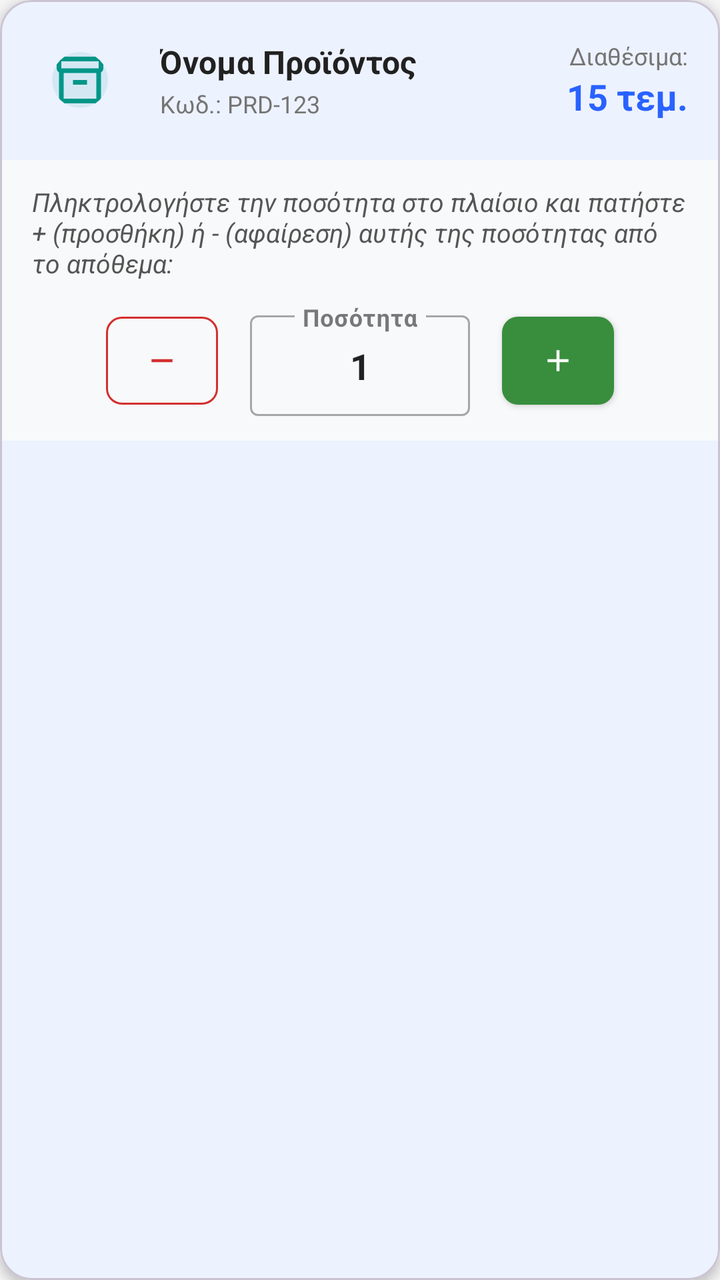
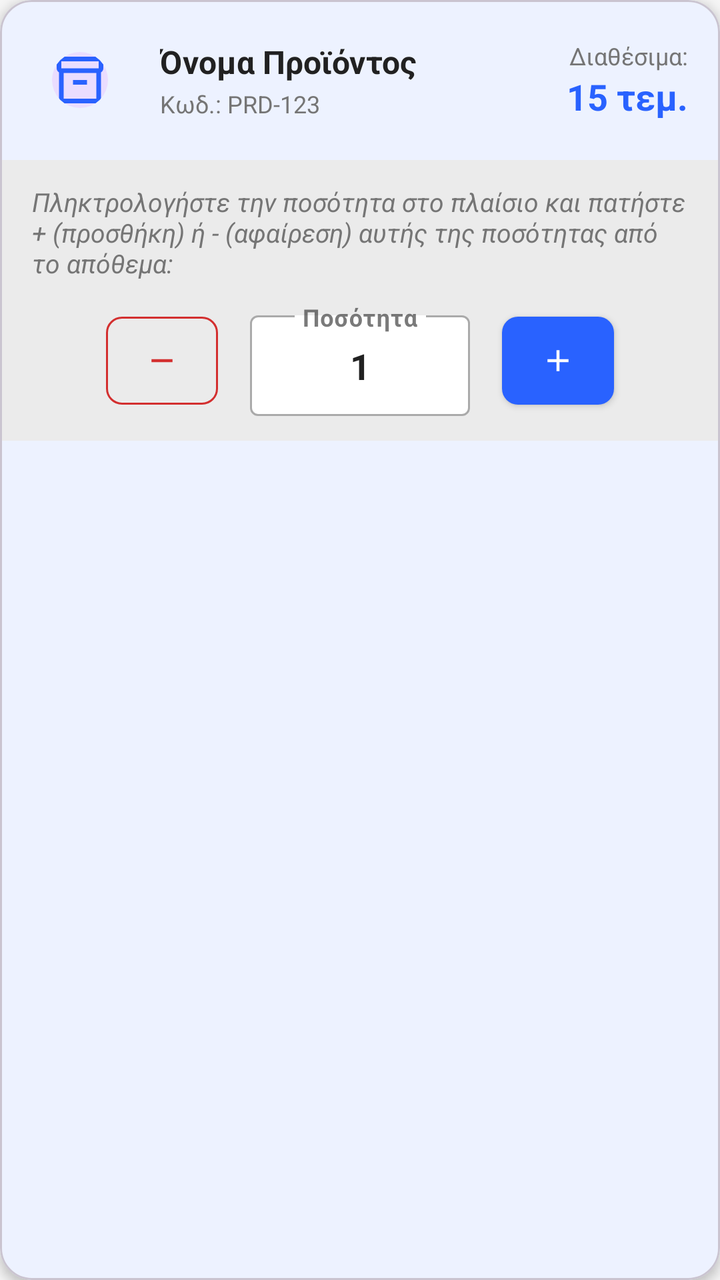

An Android layout rendered at two revisions. The XML below is the earlier revision; the diff shows what the commit changed to produce the second picture.
<!-- AndroidManifest.xml: application theme Theme.Team21 -->
<!-- res/layout/item_product_quantity.xml -->
<?xml version="1.0" encoding="utf-8"?>
<com.google.android.material.card.MaterialCardView
    xmlns:android="http://schemas.android.com/apk/res/android"
    xmlns:app="http://schemas.android.com/apk/res-auto"
    android:layout_width="match_parent"
    android:layout_height="wrap_content"
    android:layout_marginHorizontal="16dp"
    android:layout_marginVertical="8dp"
    app:cardBackgroundColor="?attr/colorSurface"
    app:cardCornerRadius="16dp"
    app:cardElevation="3dp">

    <LinearLayout
        android:layout_width="match_parent"
        android:layout_height="wrap_content"
        android:orientation="vertical">

        
        <LinearLayout
            android:layout_width="match_parent"
            android:layout_height="wrap_content"
            android:gravity="center_vertical"
            android:orientation="horizontal"
            android:padding="16dp">

            <com.google.android.material.imageview.ShapeableImageView
                android:layout_width="48dp"
                android:layout_height="48dp"
                android:background="#1A009688"
                android:padding="10dp"
                android:src="@drawable/ic_inventory"
                app:shapeAppearanceOverlay="@style/CircleImage"
                app:tint="#009688" />

            <LinearLayout
                android:layout_width="0dp"
                android:layout_height="wrap_content"
                android:layout_marginStart="16dp"
                android:layout_weight="1"
                android:orientation="vertical">

                <TextView
                    android:id="@+id/txtProductName"
                    android:layout_width="wrap_content"
                    android:layout_height="wrap_content"
                    android:text="Όνομα Προϊόντος"
                    android:textColor="?attr/colorOnSurface"
                    android:textSize="16sp"
                    android:textStyle="bold" />

                <TextView
                    android:id="@+id/txtProductCode"
                    android:layout_width="wrap_content"
                    android:layout_height="wrap_content"
                    android:layout_marginTop="2dp"
                    android:text="Κωδ.: PRD-123"
                    android:textColor="?attr/colorOnSurfaceVariant"
                    android:textSize="12sp" />
            </LinearLayout>

            <LinearLayout
                android:layout_width="wrap_content"
                android:layout_height="wrap_content"
                android:gravity="end"
                android:orientation="vertical">

                <TextView
                    android:layout_width="wrap_content"
                    android:layout_height="wrap_content"
                    android:text="Διαθέσιμα:"
                    android:textColor="?attr/colorOnSurfaceVariant"
                    android:textSize="12sp" />

                <TextView
                    android:id="@+id/txtCurrentStock"
                    android:layout_width="wrap_content"
                    android:layout_height="wrap_content"
                    android:text="15 τεμ."
                    android:textColor="?attr/colorPrimary"
                    android:textSize="18sp"
                    android:textStyle="bold" />
            </LinearLayout>
        </LinearLayout>

        
        <LinearLayout
            android:layout_width="match_parent"
            android:layout_height="wrap_content"
            android:background="#F8F9FA"
            android:orientation="vertical"
            android:paddingHorizontal="16dp"
            android:paddingVertical="12dp">

            
            <TextView
                android:layout_width="match_parent"
                android:layout_height="wrap_content"
                android:layout_marginBottom="12dp"
                android:text="Πληκτρολογήστε την ποσότητα στο πλαίσιο και πατήστε + (προσθήκη) ή - (αφαίρεση) αυτής της ποσότητας από το απόθεμα:"
                android:textColor="#555555"
                android:textSize="13sp"
                android:textStyle="italic" />

            <LinearLayout
                android:layout_width="match_parent"
                android:layout_height="wrap_content"
                android:gravity="center"
                android:orientation="horizontal">

                
                <com.google.android.material.button.MaterialButton
                    android:id="@+id/btnApplyRemove"
                    style="@style/Widget.MaterialComponents.Button.OutlinedButton"
                    android:layout_width="56dp"
                    android:layout_height="56dp"
                    app:icon="@drawable/ic_remove"
                    app:iconPadding="0dp"
                    app:iconGravity="textStart"
                    app:iconTint="#D32F2F"
                    app:strokeColor="#D32F2F"
                    app:cornerRadius="8dp" />

                
                <com.google.android.material.textfield.TextInputLayout
                    style="@style/Widget.MaterialComponents.TextInputLayout.OutlinedBox.Dense"
                    android:layout_width="110dp"
                    android:layout_height="wrap_content"
                    android:layout_marginHorizontal="16dp"
                    android:hint="Ποσότητα">

                    <com.google.android.material.textfield.TextInputEditText
                        android:id="@+id/edtChangeAmount"
                        android:layout_width="match_parent"
                        android:layout_height="wrap_content"
                        android:gravity="center"
                        android:inputType="number"
                        android:text="1"
                        android:textColor="?attr/colorOnSurface"
                        android:textSize="18sp"
                        android:textStyle="bold" />
                </com.google.android.material.textfield.TextInputLayout>

                
                <com.google.android.material.button.MaterialButton
                    android:id="@+id/btnApplyAdd"
                    style="@style/Widget.MaterialComponents.Button"
                    android:layout_width="56dp"
                    android:layout_height="56dp"
                    app:icon="@drawable/ic_add"
                    app:iconPadding="0dp"
                    app:iconGravity="textStart"
                    app:backgroundTint="#388E3C"
                    app:cornerRadius="8dp" />
            </LinearLayout>
        </LinearLayout>
    </LinearLayout>
</com.google.android.material.card.MaterialCardView>
<!-- resources referenced by this layout -->
<resources>
  <!-- drawable ic_add (drawable) -->
  <vector xmlns:android="http://schemas.android.com/apk/res/android"
      android:width="24dp"
      android:height="24dp"
      android:viewportWidth="960"
      android:viewportHeight="960"
      android:tint="?attr/colorControlNormal">
    <path
        android:fillColor="@android:color/white"
        android:pathData="M440,520L200,520L200,440L440,440L440,200L520,200L520,440L760,440L760,520L520,520L520,760L440,760L440,520Z"/>
  </vector>
  <!-- drawable ic_inventory (drawable) -->
  <vector xmlns:android="http://schemas.android.com/apk/res/android"
      android:width="24dp"
      android:height="24dp"
      android:viewportWidth="960"
      android:viewportHeight="960"
      android:tint="?attr/colorControlNormal">
    <path
        android:fillColor="@android:color/white"
        android:pathData="M200,880Q167,880 143.5,856.5Q120,833 120,800L120,349Q102,338 91,320.5Q80,303 80,280L80,160Q80,127 103.5,103.5Q127,80 160,80L800,80Q833,80 856.5,103.5Q880,127 880,160L880,280Q880,303 869,320.5Q858,338 840,349L840,800Q840,833 816.5,856.5Q793,880 760,880L200,880ZM200,360L200,800Q200,800 200,800Q200,800 200,800L760,800Q760,800 760,800Q760,800 760,800L760,360L200,360ZM160,280L800,280Q800,280 800,280Q800,280 800,280L800,160Q800,160 800,160Q800,160 800,160L160,160Q160,160 160,160Q160,160 160,160L160,280Q160,280 160,280Q160,280 160,280ZM360,560L600,560L600,480L360,480L360,560ZM480,580L480,580L480,580Q480,580 480,580Q480,580 480,580L480,580Q480,580 480,580Q480,580 480,580Z"/>
  </vector>
  <!-- drawable ic_remove (drawable) -->
  <vector xmlns:android="http://schemas.android.com/apk/res/android"
      android:width="24dp"
      android:height="24dp"
      android:viewportWidth="960"
      android:viewportHeight="960"
      android:tint="?attr/colorControlNormal">
    <path
        android:fillColor="@android:color/white"
        android:pathData="M200,520L200,440L760,440L760,520L200,520Z"/>
  </vector>
  <style name="CircleImage">
          <item name="cornerFamily">rounded</item>
          <item name="cornerSize">50%</item>
      </style>
  <style name="Theme.Team21" parent="Base.Theme.Team21" />
  <style name="Base.Theme.Team21" parent="Theme.Material3.DayNight.NoActionBar">
  
          
          <item name="android:windowBackground">@color/bg_light</item>
          <item name="colorSurface">@color/card_light</item>
          <item name="colorSurfaceVariant">@color/input_bg_light</item>
  
          
          <item name="colorOnSurface">@color/text_dark</item>
          <item name="colorOnSurfaceVariant">@color/text_muted_light</item>
  
          <item name="colorOnPrimary">@color/white</item>
  
          
          <item name="colorPrimary">@color/eshop_primary</item>
          <item name="colorSecondary">@color/eshop_accent</item>
  
          <item name="colorError">@color/error_red_light</item>
  
          
          <item name="android:statusBarColor">@color/bg_light</item>
          <item name="android:windowLightStatusBar">true</item>
  
          
          <item name="colorFilterActive">@color/filter_active_light</item>
          <item name="colorFilterUnselected">@color/filter_bg_unselected_light</item>
  
          
          <item name="colorMenuButton">@color/teal_menu_light</item>
      </style>
  <color name="bg_light">#F5F5F5</color>
  <color name="card_light">#FFFFFF</color>
  <color name="input_bg_light">#EBEBEB</color>
  <color name="text_dark">#212121</color>
  <color name="text_muted_light">#757575</color>
  <color name="white">#FFFFFFFF</color>
  <color name="eshop_primary">#2962FF</color>
  <color name="eshop_accent">#FF6D00</color>
  <color name="error_red_light">#D32F2F</color>
  <color name="filter_active_light">#2962FF</color>
  <color name="filter_bg_unselected_light">#E0E0E0</color>
  <color name="teal_menu_light">#009688</color>
</resources>

<!-- the commit's change to res/layout/item_product_quantity.xml (unified diff, before → after) -->
@@ -26,11 +26,11 @@
             <com.google.android.material.imageview.ShapeableImageView
                 android:layout_width="48dp"
                 android:layout_height="48dp"
-                android:background="#1A009688"
+                android:background="?attr/colorPrimaryContainer"
                 android:padding="10dp"
                 android:src="@drawable/ic_inventory"
                 app:shapeAppearanceOverlay="@style/CircleImage"
-                app:tint="#009688" />
+                app:tint="?attr/colorPrimary" />
 
             <LinearLayout
                 android:layout_width="0dp"
@@ -86,18 +86,17 @@
         <LinearLayout
             android:layout_width="match_parent"
             android:layout_height="wrap_content"
-            android:background="#F8F9FA"
+            android:background="?attr/colorSurfaceVariant"
             android:orientation="vertical"
             android:paddingHorizontal="16dp"
             android:paddingVertical="12dp">
 
-            
             <TextView
                 android:layout_width="match_parent"
                 android:layout_height="wrap_content"
                 android:layout_marginBottom="12dp"
                 android:text="Πληκτρολογήστε την ποσότητα στο πλαίσιο και πατήστε + (προσθήκη) ή - (αφαίρεση) αυτής της ποσότητας από το απόθεμα:"
-                android:textColor="#555555"
+                android:textColor="?attr/colorOnSurfaceVariant"
                 android:textSize="13sp"
                 android:textStyle="italic" />
 
@@ -116,16 +115,16 @@
                     app:icon="@drawable/ic_remove"
                     app:iconPadding="0dp"
                     app:iconGravity="textStart"
-                    app:iconTint="#D32F2F"
-                    app:strokeColor="#D32F2F"
+                    app:iconTint="?attr/colorError"
+                    app:strokeColor="?attr/colorError"
                     app:cornerRadius="8dp" />
 
-                
                 <com.google.android.material.textfield.TextInputLayout
                     style="@style/Widget.MaterialComponents.TextInputLayout.OutlinedBox.Dense"
                     android:layout_width="110dp"
                     android:layout_height="wrap_content"
                     android:layout_marginHorizontal="16dp"
+                    app:boxBackgroundColor="?attr/colorSurface"
                     android:hint="Ποσότητα">
 
                     <com.google.android.material.textfield.TextInputEditText
@@ -149,7 +148,7 @@
                     app:icon="@drawable/ic_add"
                     app:iconPadding="0dp"
                     app:iconGravity="textStart"
-                    app:backgroundTint="#388E3C"
+                    app:backgroundTint="?attr/colorPrimary"
                     app:cornerRadius="8dp" />
             </LinearLayout>
         </LinearLayout>
